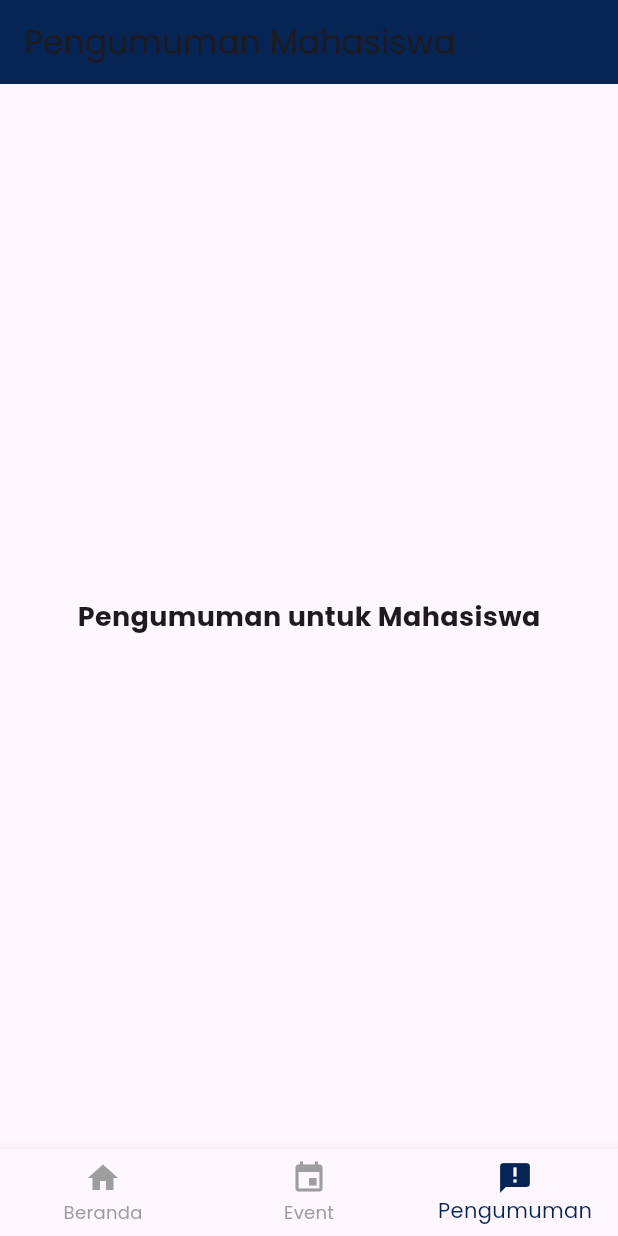
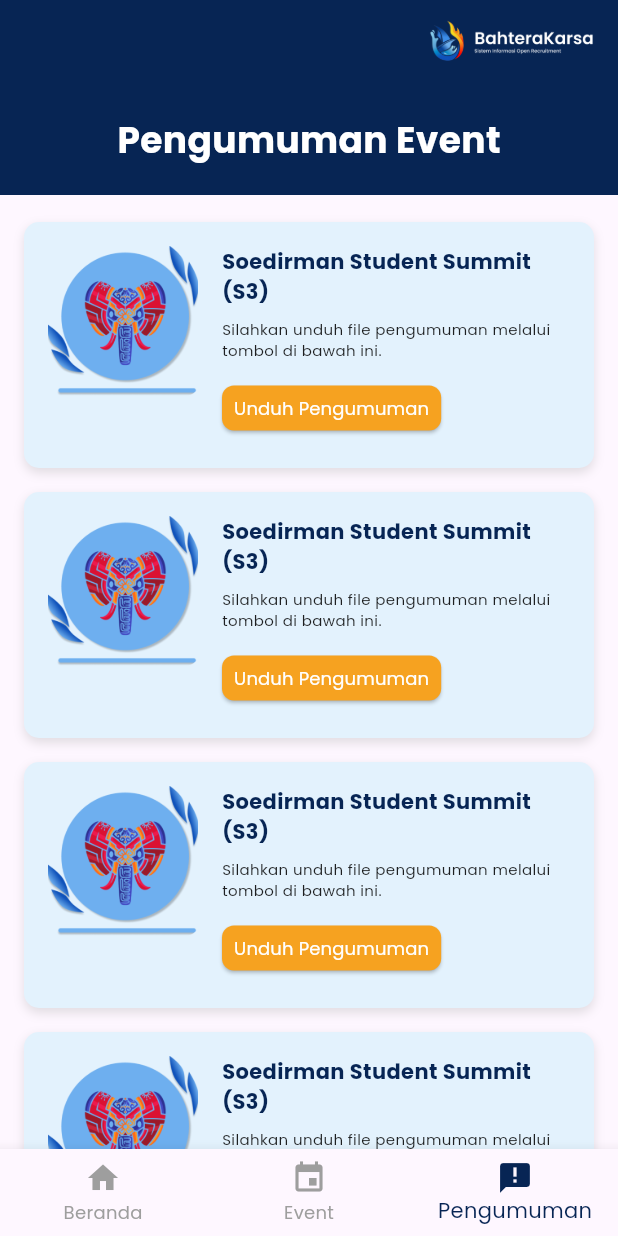
Before and after one commit to akzuha/sirek-mobile, a Flutter app: the PengumumanPage screen opened directly, on a phone screen of 412 x 824 dp. Run offline on Flutter 3.47's test engine with Material 3 defaults, Android fonts, the phone set to English and light mode, and no system bars; our stand-ins replace shared_preferences; accounts and stored records are empty.

Commit message:
Update pengumuman_page.dart

```diff
--- a/lib/mhs/pengumuman_page.dart
+++ b/lib/mhs/pengumuman_page.dart
@@ -8,16 +8,145 @@ class PengumumanPage extends StatelessWidget {
   Widget build(BuildContext context) {
     return Scaffold(
       appBar: AppBar(
-        title: const Text("Pengumuman Mahasiswa"),
+        elevation: 0,
         backgroundColor: const Color(0xFF072554),
+        actions: [
+          Padding(
+            padding: const EdgeInsets.only(right: 16.0),
+            child: Image.asset(
+              "images/iconsirek.png", // Ikon di sebelah kanan
+              height: 40,
+            ),
+          ),
+        ],
       ),
-      body: const Center(
-        child: Text(
-          "Pengumuman untuk Mahasiswa",
-          style: TextStyle(fontSize: 18, fontWeight: FontWeight.bold),
+      body: SingleChildScrollView(
+        child: Column(
+          crossAxisAlignment: CrossAxisAlignment.center,
+          children: [
+            // Container biru dengan judul BEM UNSOED 2024
+            Container(
+              color: const Color(0xFF072554),
+              width: double.infinity,
+              padding: const EdgeInsets.symmetric(vertical: 20),
+              child: const Center(
+                child: Text(
+                  "Pengumuman Event",
+                  style: TextStyle(
+                    fontSize: 24,
+                    fontWeight: FontWeight.bold,
+                    color: Colors.white,
+                  ),
+                ),
+              ),
+            ),
+            const SizedBox(height: 10),
+
+            // List Pengumuman
+            ListView.builder(
+              shrinkWrap: true,
+              physics: const NeverScrollableScrollPhysics(), // Agar tidak konflik dengan scroll utama
+              padding: const EdgeInsets.symmetric(horizontal: 16, vertical: 8),
+              itemCount: 5, // Jumlah pengumuman
+              itemBuilder: (context, index) {
+                return _pengumumanCard(
+                  context,
+                  title: "Soedirman Student Summit (S3)",
+                  description:
+                      "Silahkan unduh file pengumuman melalui tombol di bawah ini.",
+                );
+              },
+            ),
+          ],
         ),
       ),
       bottomNavigationBar: const CustomBottomNavBar(currentIndex: 2), // Navbar di bawah
     );
   }
+
+  // Widget untuk kartu pengumuman
+  Widget _pengumumanCard(
+    BuildContext context, {
+    required String title,
+    required String description,
+  }) {
+    return Container(
+      margin: const EdgeInsets.only(bottom: 16),
+      padding: const EdgeInsets.all(16),
+      decoration: BoxDecoration(
+        color: Colors.blue[50],
+        borderRadius: BorderRadius.circular(10),
+        boxShadow: [
+          BoxShadow(
+            color: Colors.grey.withOpacity(0.3),
+            blurRadius: 5,
+            offset: const Offset(0, 3), // Shadow ke bawah
+          ),
+        ],
+      ),
+      child: Row(
+        crossAxisAlignment: CrossAxisAlignment.start,
+        children: [
+          // Gambar Pengumuman
+          Image.asset(
+            "images/s3.png", // Pastikan file ini ada di folder assets/images
+            height: 100, // Ukuran gambar
+            width: 100,
+            fit: BoxFit.cover,
+          ),
+          const SizedBox(width: 16),
+
+          // Detail Pengumuman dan Tombol Unduh
+          Expanded(
+            child: Column(
+              crossAxisAlignment: CrossAxisAlignment.start,
+              children: [
+                Text(
+                  title,
+                  style: const TextStyle(
+                    fontSize: 14,
+                    fontWeight: FontWeight.bold,
+                    color: Color(0xFF072554),
+                  ),
+                ),
+                const SizedBox(height: 8),
+                Text(
+                  description,
+                  style: const TextStyle(
+                    fontSize: 10,
+                    color: Colors.black87,
+                  ),
+                ),
+                const SizedBox(height: 8),
+
+                // Tombol Unduh Pengumuman
+                ElevatedButton(
+                  onPressed: () {
+                    ScaffoldMessenger.of(context).showSnackBar(
+                      const SnackBar(content: Text("Unduh Pengumuman ditekan")),
+                    );
+                  },
+                  style: ElevatedButton.styleFrom(
+                    backgroundColor: const Color(0xFFF6A220), // Warna tombol
+                    minimumSize: const Size(100, 30), // Ukuran tombol diperkecil
+                    padding: const EdgeInsets.symmetric(horizontal: 8, vertical: 4),
+                    shape: RoundedRectangleBorder(
+                      borderRadius: BorderRadius.circular(8),
+                    ),
+                  ),
+                  child: const Text(
+                    "Unduh Pengumuman",
+                    style: TextStyle(
+                      color: Colors.white,
+                      fontSize: 12, // Ukuran font tombol diperkecil
+                    ),
+                  ),
+                ),
+              ],
+            ),
+          ),
+        ],
+      ),
+    );
+  }
 }
```
